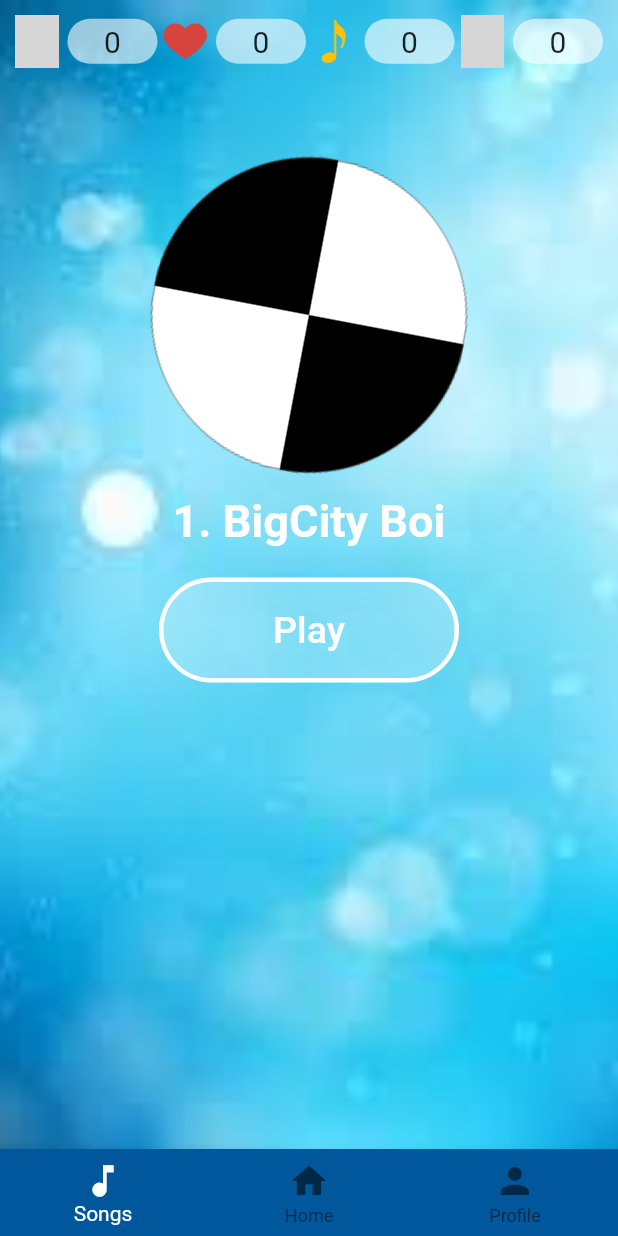
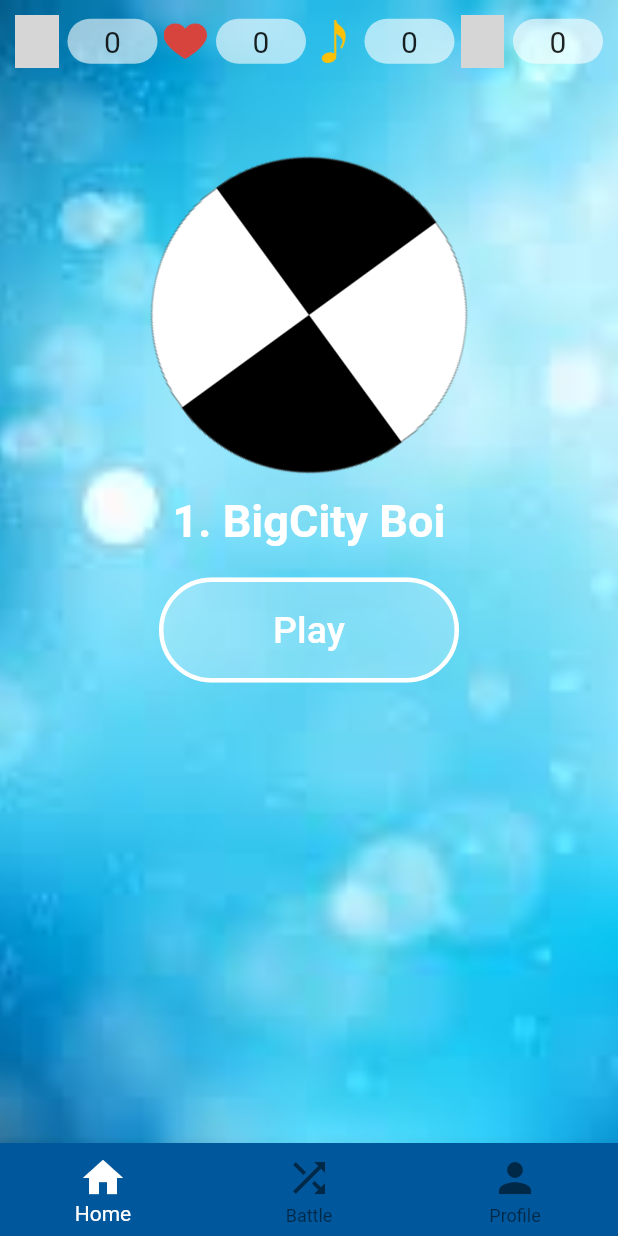
Before and after one commit to ngovanphat/QLDAPM-Project-PianoTile, a Flutter app: the screen it shows after launch, on a phone screen of 412 x 824 dp. Run offline on Flutter 3.47's test engine with Material 2 defaults, Android fonts, the phone set to English and light mode, and no system bars; our stand-ins replace audioplayers; grey boxes are pictures that could not be loaded.

```diff
--- a/lib/views/home.dart
+++ b/lib/views/home.dart
@@ -2,6 +2,7 @@ import 'package:flutter/cupertino.dart';
 import 'package:flutter/material.dart';
 import 'package:piano_tile/model/widget.dart';
 import 'package:piano_tile/views/game_play.dart';
+import 'package:piano_tile/views/profile.dart';
 
 class Home extends StatefulWidget {
   @override
@@ -10,27 +11,24 @@ class Home extends StatefulWidget {
 
 class _HomeState extends State<Home> with SingleTickerProviderStateMixin {
   AnimationController _animationController;
-  int _selectedIndex = 0;
+  int _currentIndex = 0;
 
   @override
   void initState() {
     super.initState();
     _animationController =
-        new AnimationController(vsync: this, duration: Duration(seconds: 5))
+        new AnimationController(vsync: this, duration: Duration(seconds: 1))
           ..repeat();
-  }
-
-  void _onItemTapped(int index) {
-    setState(() {
-      _selectedIndex = index;
-    });
   }
 
   @override
   Widget build(BuildContext context) {
-    return SafeArea(
-      child: Scaffold(
-        body: Container(
+    return Scaffold(
+      body: SafeArea(
+        child: IndexedStack(
+            index: _currentIndex,
+            children: [
+          Container(
             height: double.infinity,
             width: double.infinity,
             child: Stack(
@@ -89,12 +87,12 @@ class _HomeState extends State<Home> with SingleTickerProviderStateMixin {
                                 },
                                 shape: RoundedRectangleBorder(
                                     borderRadius: BorderRadius.circular(70),
-                                  side:
-                                      BorderSide(color: Colors.white, width: 3)),
+                                    side: BorderSide(
+                                        color: Colors.white, width: 3)),
                                 child: Text(
                                   'Play',
-                                style:
-                                    TextStyle(fontSize: 25, color: Colors.white),
+                                  style: TextStyle(
+                                      fontSize: 25, color: Colors.white),
                                 ),
                                 color: Colors.white24,
                               ))
@@ -102,103 +100,37 @@ class _HomeState extends State<Home> with SingleTickerProviderStateMixin {
               ],
             ),
           ),
+          Profile(),
+          Profile(),
+        ]),
+      ),
       bottomNavigationBar: BottomNavigationBar(
-          iconSize: 28,
-          items: const <BottomNavigationBarItem>[
-            BottomNavigationBarItem(
-              icon: Icon(Icons.music_note),
-              title: Text('Songs'),
-            ),
-            BottomNavigationBarItem(
-              icon: Icon(Icons.home),
-              title: Text('Home'),
-            ),
-            BottomNavigationBarItem(
-              icon: Icon(Icons.person),
-              title: Text('Profile'),
-            ),
-          ],
-          currentIndex: _selectedIndex,
+        currentIndex: _currentIndex,
+        onTap: (int index) {
+          setState(() {
+            _currentIndex = index;
+          });
+        },
+        items: allDestinations.map((Destination destination) {
+          return BottomNavigationBarItem(
+              icon: Icon(destination.icon), title: Text(destination.title));
+        }).toList(),
+        iconSize: 32,
         selectedItemColor: Colors.white,
         backgroundColor: Colors.lightBlue[900],
-          onTap: _onItemTapped,
-        ),
       ),
     );
   }
-//  @override
-//  Widget build(BuildContext context) {
-//    return SafeArea(
-//      child: Material(
-//        child: Stack(
-//          fit: StackFit.passthrough,
-//          children: <Widget>[
-//            Image.asset('assets/images/background.jpg', fit: BoxFit.cover),
-//            Container(
-//              margin: EdgeInsets.symmetric(vertical: 16, horizontal: 10),
-//              child: Row(
-//                crossAxisAlignment: CrossAxisAlignment.start,
-//                mainAxisAlignment: MainAxisAlignment.spaceBetween,
-//                children: <Widget>[
-//                  PointRowTop(context, 0, 'assets/images/one.png'),
-//                  PointRowTop(context, 0, 'assets/images/heart.png'),
-//                  PointRowTop(context, 0, 'assets/images/note.png'),
-//                  PointRowTop(context, 0, 'assets/images/gems.png'),
-//                ],
-//              ),
-//            ),
-//            Container(
-//              margin: EdgeInsets.only(top: 100),
-//              child: Column(
-//                  mainAxisAlignment: MainAxisAlignment.start,
-//                  crossAxisAlignment: CrossAxisAlignment.center,
-//                  children: [
-//                    AnimatedBuilder(
-//                      animation: _animationController,
-//                      builder: (_, child) {
-//                        return Transform.rotate(
-//                          angle: _animationController.value * 1 * 3.14,
-//                          child: child,
-//                        );
-//                      },
-//                      child: Image.asset('assets/images/disk.png'),
-//                    ),
-//                    Container(
-//                      margin: EdgeInsets.only(top: 10),
-//                      child: Text(
-//                        '1. BigCity Boi',
-//                        style: TextStyle(
-//                            fontSize: 30,
-//                            color: Colors.white,
-//                            fontWeight: FontWeight.bold),
-//                      ),
-//                    ),
-//                    Container(
-//                      width: 200,
-//                      height: 70,
-//                      margin: EdgeInsets.only(top: 20),
-//                      child: FlatButton(
-//                        onPressed: () {
-//                          Navigator.pushReplacement(
-//                              context,
-//                              MaterialPageRoute(
-//                                  builder: (context) => GamePlay()));
-//                        },
-//                        shape: RoundedRectangleBorder(
-//                            borderRadius: BorderRadius.circular(70),
-//                            side: BorderSide(color: Colors.white, width: 3)),
-//                        child: Text(
-//                          'Play',
-//                          style: TextStyle(fontSize: 25, color: Colors.white),
-//                        ),
-//                        color: Colors.white24,
-//                      ),
-//                    ),
-//                  ]),
-//            ),
-//          ],
-//        ),
-//      ),
-//    );
-//  }
 }
+
+class Destination {
+  const Destination(this.title, this.icon);
+  final String title;
+  final IconData icon;
+}
+
+const List<Destination> allDestinations = <Destination>[
+  Destination('Home', Icons.home),
+  Destination('Battle', Icons.shuffle),
+  Destination('Profile', Icons.person),
+];
--- /dev/null
+++ b/lib/views/profile.dart
@@ -0,0 +1,18 @@
+import 'package:flutter/cupertino.dart';
+import 'package:flutter/material.dart';
+
+class Profile extends StatefulWidget {
+  @override
+  _ProfileState createState() => _ProfileState();
+}
+
+class _ProfileState extends State<Profile> {
+  @override
+  Widget build(BuildContext context) {
+    return SafeArea(
+      child: Scaffold(
+
+      ),
+    );
+  }
+}
```
Lines whose indentation alone changed are shown as unchanged.
